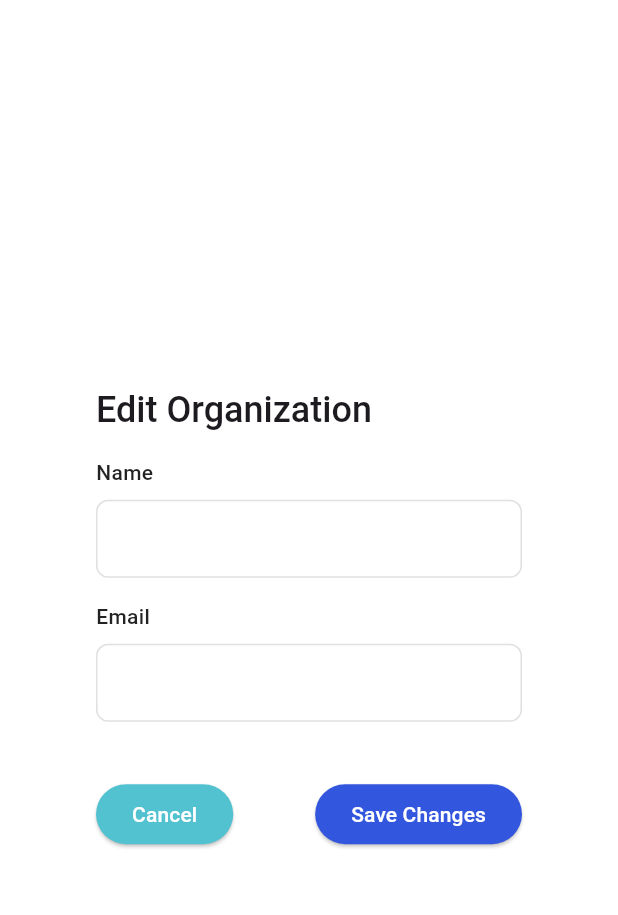
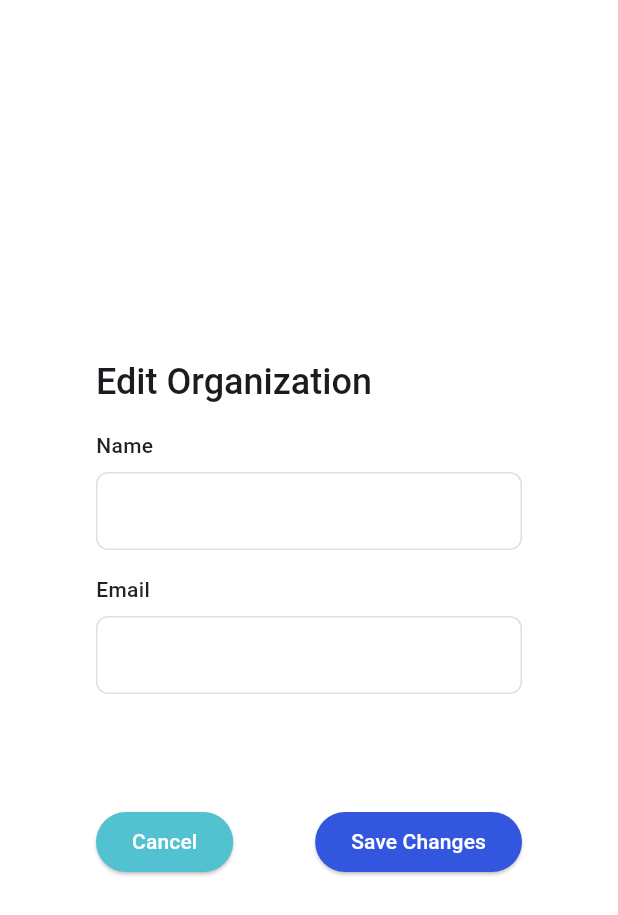
Before and after one commit to Way4Web/ems_project, a Flutter app: the EditOrganizationDialog widget shown alone on an empty page, opened directly with empty values, on a phone screen of 412 x 824 dp. Shown: the top 915 px of the screen. Run offline on Flutter 3.47's test engine with Material 3 defaults, Android fonts, the light colour scheme and no system bars; our stand-ins replace flutter_riverpod, flutter_secure_storage, intl_phone_field; accounts and stored records are empty; network calls fail.

Commit message:
Edit Organisation Fixes

```diff
--- a/lib/presentation/widget/edit_organization.dart
+++ b/lib/presentation/widget/edit_organization.dart
@@ -49,7 +49,7 @@ class _EditOrganizationDialogState extends State<EditOrganizationDialog> {
           key: _formKey,
           child: Container(
             width: MediaQuery.of(context).size.width * 0.8,
-            height: MediaQuery.of(context).size.height * 0.23,
+            height: MediaQuery.of(context).size.height * 0.275,
             child: Column(
               mainAxisAlignment: MainAxisAlignment.start,
               crossAxisAlignment: CrossAxisAlignment.start,
@@ -85,10 +85,16 @@ class _EditOrganizationDialogState extends State<EditOrganizationDialog> {
         ),
         actionsAlignment: MainAxisAlignment.spaceBetween,
         actions: [
+        Row(
+          mainAxisAlignment: MainAxisAlignment.spaceBetween,
+          // mainAxisSize: MainAxisSize.min,
+          children: [
             ElevatedButton(
               style: ButtonStyle(
-              backgroundColor: MaterialStateProperty.all(Color(0xff53C2D0)),
-              foregroundColor: MaterialStateProperty.all(Colors.white),
+                backgroundColor: WidgetStateProperty.all(Color(0xff53C2D0)),
+                foregroundColor: WidgetStateProperty.all(Colors.white),
+                minimumSize: WidgetStateProperty.all(Size(10, 40)), // Set the width and height
+
               ),
               onPressed: () {
                 // Cancel button returns false
@@ -96,10 +102,13 @@ class _EditOrganizationDialogState extends State<EditOrganizationDialog> {
               },
               child: Text('Cancel'),
             ),
+
             ElevatedButton(
               style: ButtonStyle(
-              backgroundColor: MaterialStateProperty.all(Color(0xff3356DF)),
-              foregroundColor: MaterialStateProperty.all(Colors.white),
+                backgroundColor: WidgetStateProperty.all(Color(0xff3356DF)),
+                foregroundColor: WidgetStateProperty.all(Colors.white),
+                minimumSize: WidgetStateProperty.all(Size(20, 40)), // Set the width and height
+
               ),
               onPressed: () {
                 if (_formKey.currentState?.validate() ?? false) {
@@ -111,6 +120,9 @@ class _EditOrganizationDialogState extends State<EditOrganizationDialog> {
               },
               child: Text('Save Changes'),
             ),
+
+          ],
+        )
         ],
       ),
     );
```
Lines whose indentation alone changed are shown as unchanged.
